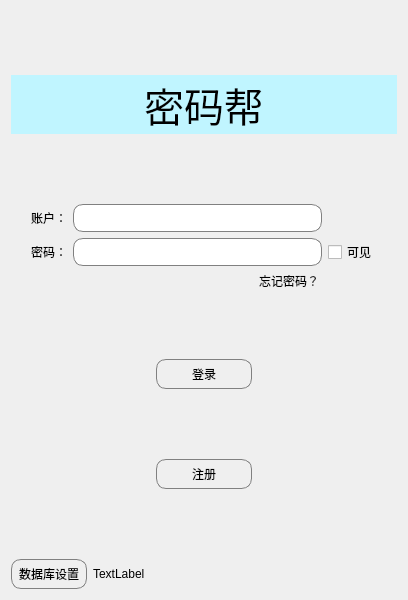
The window that login.ui (Liu-cp/password-recorder) describes before a commit, drawn with Qt 5.
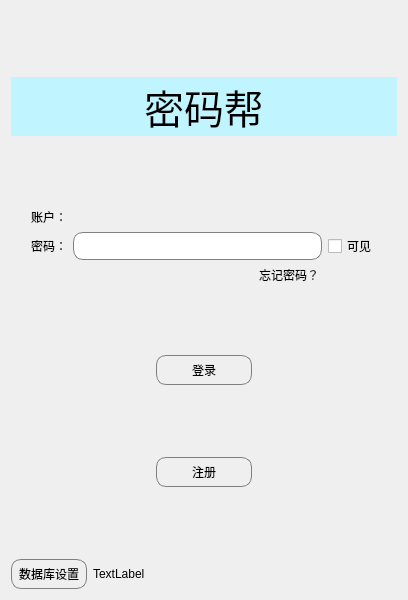
The same window after the commit.

Commit message: save user login history in local, and change uername LineEdit to CustomComboBox to select history logined users

```diff
--- a/login.ui
+++ b/login.ui
@@ -80,18 +80,6 @@
      </item>
      <item>
       <layout class="QGridLayout" name="gridLayout">
-       <item row="0" column="1">
-        <widget class="QLineEdit" name="lineEdit_username">
-         <property name="styleSheet">
-          <string notr="true">QLineEdit {
-    border: 1px solid gray;
-    border-radius: 10px;
-    padding: 5px;
-}
-</string>
-         </property>
-        </widget>
-       </item>
        <item row="1" column="1">
         <widget class="QLineEdit" name="lineEdit_password">
          <property name="styleSheet">
```
Left out of the diff: 18 changed lines with no effect on the pictures. The commit also changes 13 other files.
